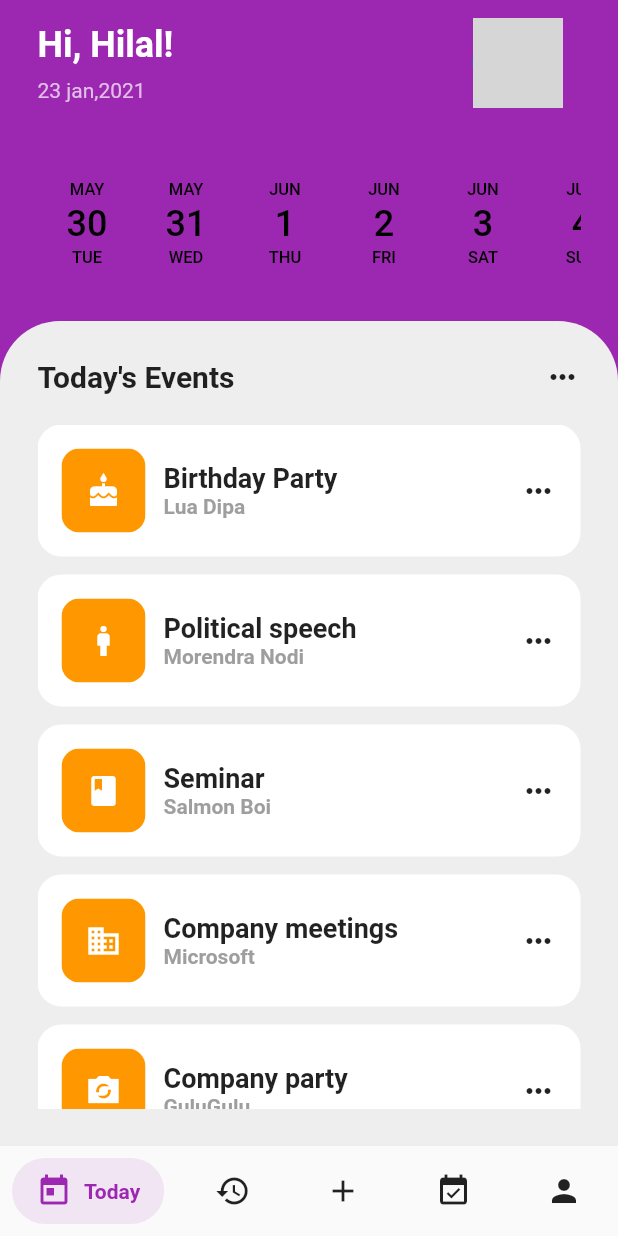
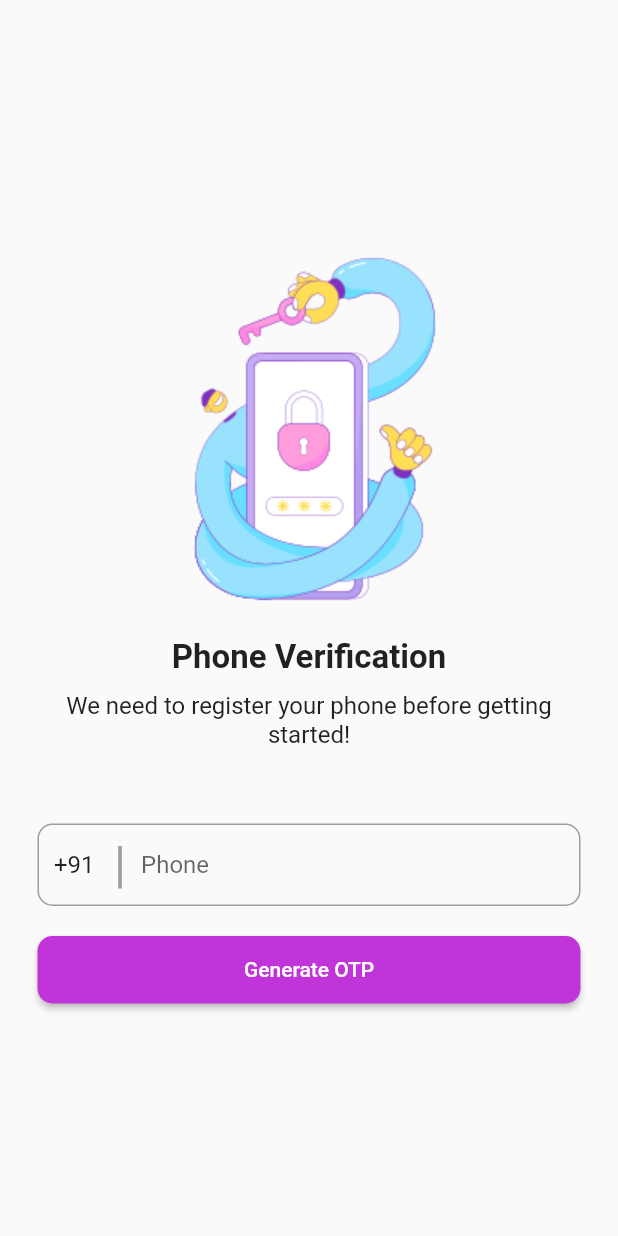
Before and after one commit to Broly01xd/EverLast3.0, a Flutter app: the screen it shows after launch, on a phone screen of 412 x 824 dp. Run offline on Flutter 3.47's test engine with Material 2 defaults, Android fonts, the phone set to English and light mode, and no system bars; drawn by our look-alikes of date_picker_timeline, salomon_bottom_bar; our stand-ins replace flutter_svg, google_fonts, pinput; missing offline and left inert: flutter_date_picker_timeline; grey boxes are pictures that could not be loaded.

Commit message:
30-5-2023 2:48 commit

```diff
--- a/lib/main.dart
+++ b/lib/main.dart
@@ -1,5 +1,5 @@
 import 'package:flutter/material.dart';
-import 'package:everlast/pages/login_page.dart';
+import 'package:everlast/pages/gen_otp.dart';
 import 'package:everlast/pages/today_page.dart';
 import 'package:everlast/pages/add.dart';
 import 'package:everlast/pages/profile_page.dart';
@@ -7,30 +7,21 @@ import 'package:everlast/pages/tom_page.dart';
 import 'package:everlast/utils/routes.dart';
 import 'package:google_fonts/google_fonts.dart';
 import 'package:everlast/pages/history_page.dart';
+import 'package:everlast/pages/otp_page.dart';
 
 import 'pages/home_page.dart';
+
 void main() {
   runApp(MyApp());
 }
+
 class MyApp extends StatelessWidget {
   @override
   Widget build(BuildContext context) {
     return MaterialApp(
-
-
       debugShowCheckedModeBanner: false,
-      initialRoute: "/home",
-      routes:{
-
-        "/":(context) => loginpage(),
-
-        MyRoutes.homeRoute:(context) => HomePage(),
-        MyRoutes.todayRoute:(context) => TodayPage(),
-        MyRoutes.historyRoute:(context) => HistoryPage(),
-        MyRoutes.addRoute:(context) => AddPage(),
-        MyRoutes.tomRoute:(context) => TomPage(),
-        MyRoutes.profileRoute:(context) => ProfilePage()
-      },
+      initialRoute: '/genotp',
+      onGenerateRoute: MyRoutes.generateRoute,
     );
   }
 }
--- /dev/null
+++ b/lib/pages/gen_OTP.dart
@@ -0,0 +1,133 @@
+import 'package:flutter/material.dart';
+
+
+class Genotp extends StatefulWidget {
+  const Genotp({super.key});
+
+  // final String title;
+
+  @override
+  State<Genotp> createState() => _GenotpState();
+}
+
+class _GenotpState extends State<Genotp> {
+  TextEditingController countrycode = TextEditingController();
+
+  @override
+  void initState() {
+    countrycode.text = "+91";
+    super.initState();
+  }
+
+  @override
+  Widget build(BuildContext context) {
+    return Scaffold(
+      body: Container(
+        margin: const EdgeInsets.only(left: 25, right: 25),
+        alignment: Alignment.center,
+        child: SingleChildScrollView(
+          child: Column(
+            mainAxisAlignment: MainAxisAlignment.center,
+            children: [
+              Image.asset(
+                "rout/images/OTP1.png",
+                width: 260,
+                height: 260,
+              ),
+              const SizedBox(
+                height: 10,
+              ),
+              const Text(
+                "Phone Verification",
+                style: TextStyle(fontSize: 22, fontWeight: FontWeight.bold),
+              ),
+              const SizedBox(
+                height: 10,
+              ),
+              const Text(
+                "We need to register your phone before getting  started!",
+                style: TextStyle(fontSize: 16),
+                textAlign: TextAlign.center,
+              ),
+              const SizedBox(
+                height: 50,
+              ),
+              // IntlPhoneField(
+              //   decoration: const InputDecoration(
+              //     labelText: 'Phone Number',
+              //     border: OutlineInputBorder(
+              //       borderSide: BorderSide(),
+              //     ),
+              //   ),
+              //   onChanged: (phone) {
+              //     print(phone.completeNumber);
+              //   },
+              //   onCountryChanged: (country) {
+              //     print('Country changed to: ' + country.name);
+              //   },
+              // ),
+              Container(
+                height: 55,
+                decoration: BoxDecoration(
+                    border: Border.all(width: 1, color: Colors.grey),
+                    borderRadius: BorderRadius.circular(10)),
+                child: Row(
+                  mainAxisAlignment: MainAxisAlignment.center,
+                  children: [
+                    SizedBox(
+                      width: 10,
+                    ),
+                    SizedBox(
+                      width: 40,
+                      child: TextField(
+                        controller: countrycode,
+                        keyboardType: TextInputType.number,
+                        decoration: InputDecoration(
+                          border: InputBorder.none,
+                        ),
+                      ),
+                    ),
+                    Text(
+                      "|",
+                      style: TextStyle(fontSize: 33, color: Colors.grey),
+                    ),
+                    SizedBox(
+                      width: 10,
+                    ),
+                    Expanded(
+                        child: TextField(
+                          keyboardType: TextInputType.phone,
+                          decoration: InputDecoration(
+                            border: InputBorder.none,
+                            hintText: "Phone",
+                          ),
+                        ))
+                  ],
+                ),
+              ),
+              const SizedBox(
+                height: 20,
+              ),
+              SizedBox(
+                height: 45,
+                width: double.infinity,
+                child: ElevatedButton(
+                  onPressed: () {
+                    Navigator.pushNamed(context, "/enterotp");
+                  },
+                  style: ElevatedButton.styleFrom(
+                    backgroundColor: Color.fromRGBO(192, 52, 217, 1),
+                    shape: RoundedRectangleBorder(
+                      borderRadius: BorderRadius.circular(10),
+                    ),
+                  ),
+                  child: const Text("Generate OTP"),
+                ),
+              )
+            ],
+          ),
+        ),
+      ),
+    );
+  }
+}
--- a/lib/utils/routes.dart
+++ b/lib/utils/routes.dart
@@ -1,9 +1,46 @@
-class MyRoutes{
-  static String loginRoute ="/login";
-  static String homeRoute ="/home";
-  static String historyRoute ="/history";
-  static String addRoute ="/add";
-  static String profileRoute ="/profile";
-  static String todayRoute="/today";
-  static String tomRoute="/tomorrow";
+import 'package:everlast/pages/otp_page.dart';
+import 'package:flutter/material.dart';
+
+import '../pages/add.dart';
+import '../pages/error_page.dart';
+import '../pages/gen_OTP.dart';
+import '../pages/history_page.dart';
+import '../pages/home_page.dart';
+import '../pages/profile_page.dart';
+import '../pages/today_page.dart';
+import '../pages/tom_page.dart';
+
+class MyRoutes {
+  static String genotpRoute = "/genotp";
+  static String homeRoute = "/home";
+  static String historyRoute = "/history";
+  static String addRoute = "/add";
+  static String profileRoute = "/profile";
+  static String todayRoute = "/today";
+  static String tomRoute = "/tomorrow";
+  static String entrotpRoute = "/enterotp";
+
+  static Route<dynamic> generateRoute(RouteSettings settings) {
+    final args = settings.arguments;
+    switch (settings.name) {
+      case '/home':
+        return MaterialPageRoute(builder: (context) => HomePage());
+      case '/genotp':
+        return MaterialPageRoute(builder: (context) => Genotp());
+      case '/enterotp':
+        return MaterialPageRoute(builder: (context) => OtpPage());
+      case '/history':
+        return MaterialPageRoute(builder: (context) => HistoryPage());
+      case '/add':
+        return MaterialPageRoute(builder: (context) => AddPage());
+      case 'profile':
+        return MaterialPageRoute(builder: (context) => ProfilePage());
+      case 'today':
+        return MaterialPageRoute(builder: (context) => TodayPage());
+      case 'tomorrow':
+        return MaterialPageRoute(builder: (context) => TomPage());
+      default:
+        return MaterialPageRoute(builder: (context) => ErrorPage());
+    }
+  }
 }
--- a/pubspec.yaml
+++ b/pubspec.yaml
@@ -38,6 +38,7 @@ dependencies:
   flutter_date_pickers: ^0.4.2
   flutter_date_picker_timeline: ^0.3.3
   date_picker_timeline: ^1.2.3
+  pinput: ^2.2.31
   flutter:
     sdk: flutter
 
```
Also changed, not shown: lib/pages/error_page.dart (added, +16 -0 lines), lib/pages/login_page.dart (deleted, +0 -128 lines), lib/pages/otp_page.dart (added, +120 -0 lines), lib/pages/today_page.dart (+14 -0 lines), pubspec.lock, rout/images/OTP1.png (added), 5 other files.
